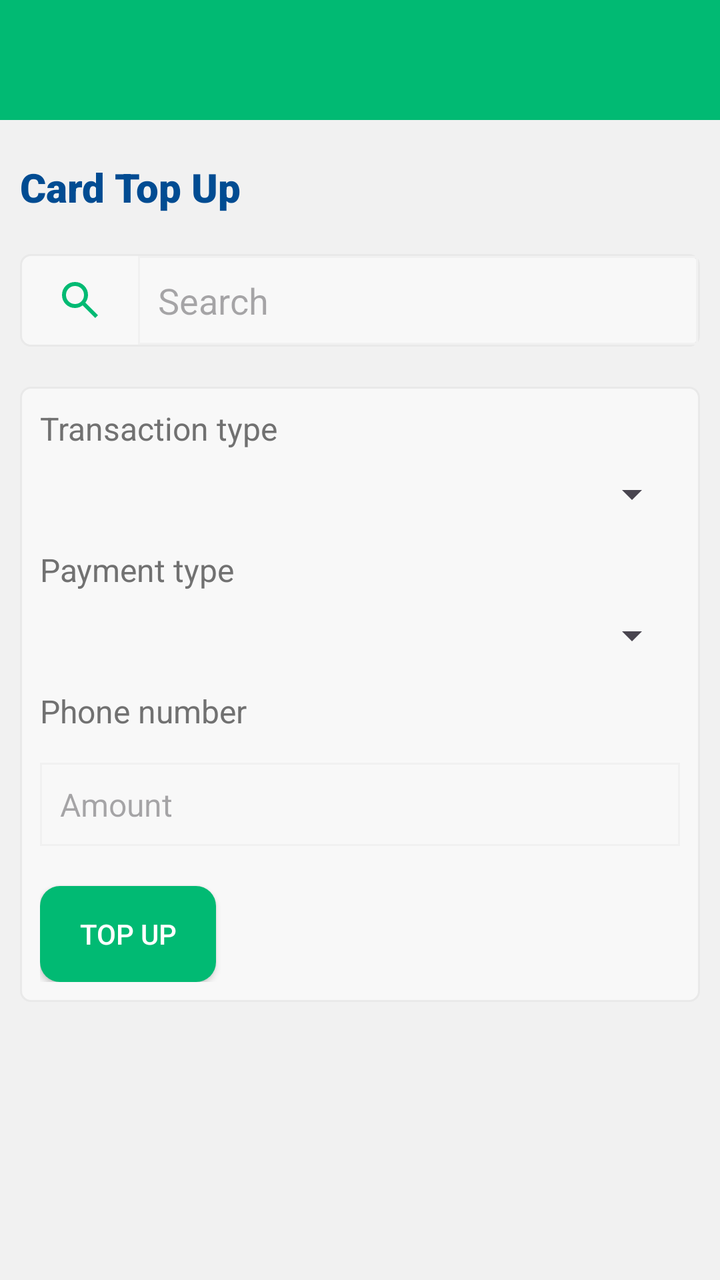
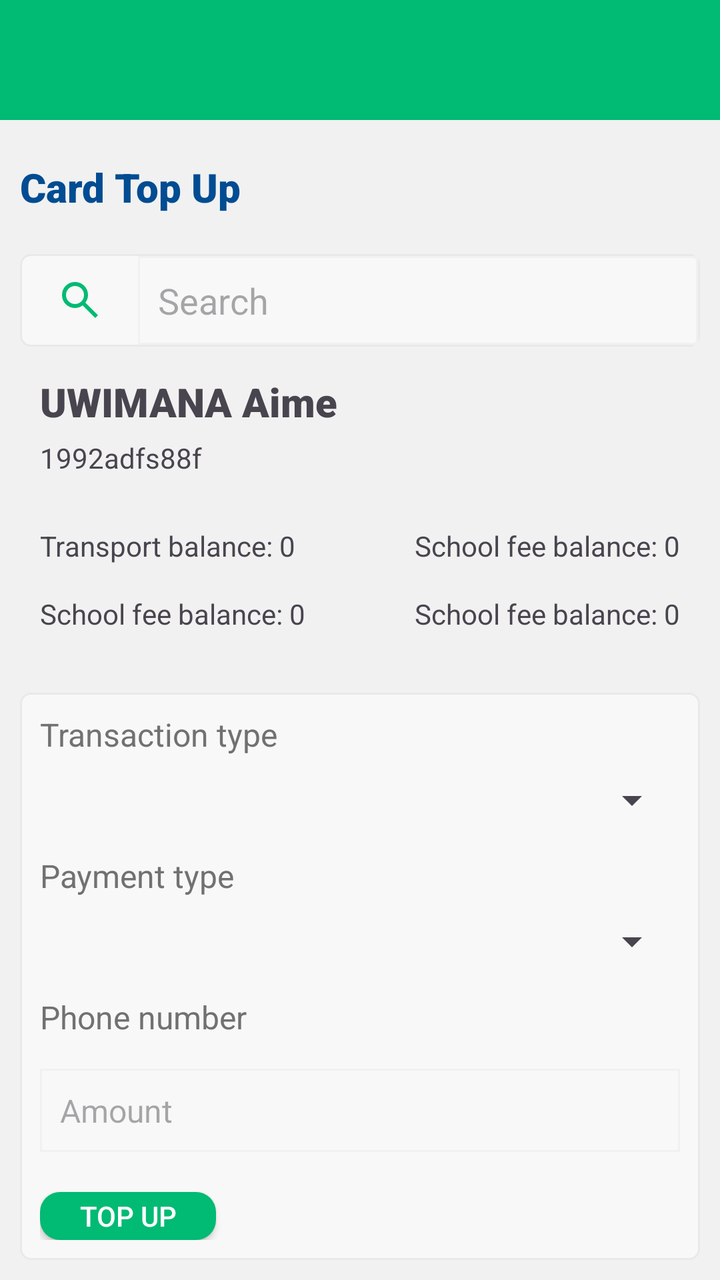

An Android layout rendered at two revisions. The XML below is the earlier revision; the diff shows what the commit changed to produce the second picture.
<!-- AndroidManifest.xml: application theme Theme.InspectorAppUpdate -->
<!-- res/layout/fragment_card_top_up.xml -->
<?xml version="1.0" encoding="utf-8"?>
<RelativeLayout xmlns:android="http://schemas.android.com/apk/res/android"
    xmlns:tools="http://schemas.android.com/tools"
    android:layout_width="match_parent"
    android:layout_height="match_parent"
    tools:context=".ui.fragment.student.CardTopUpFragment"
    android:background="@color/main_background_color">

    
    <RelativeLayout
        android:id="@+id/rl_header_title"
        android:layout_width="match_parent"
        android:layout_height="60dp"
        android:background="@color/main_green_color"
        android:layout_alignParentTop="true"
        android:padding="@dimen/ten">

        <LinearLayout
            android:id="@+id/ll_from_transaction"
            android:layout_width="wrap_content"
            android:layout_height="wrap_content"
            android:orientation="horizontal"
            android:layout_centerVertical="true"
            android:gravity="center_vertical">

            <TextView
                android:id="@+id/tv_card_topup_header"
                android:layout_width="wrap_content"
                android:layout_height="wrap_content"
                android:textColor="@color/white"
                android:fontFamily="sans-serif-medium"
                android:textSize="@dimen/fifteen"
                android:gravity="center_vertical"/>
        </LinearLayout>
    </RelativeLayout>

    <RelativeLayout
        android:layout_width="match_parent"
        android:layout_height="wrap_content"
        android:layout_below="@id/rl_header_title"
        android:padding="10dp"
        android:layout_marginTop="10dp">

        <TextView
            android:id="@+id/tv_main_title"
            android:layout_width="wrap_content"
            android:layout_height="wrap_content"
            android:text="Card Top Up"
            android:fontFamily="sans-serif-black"
            android:textSize="20sp"
            android:textColor="#014C92"
            android:layout_marginBottom="20sp"/>

        <RelativeLayout
            android:id="@+id/rl_search_student"
            android:layout_width="match_parent"
            android:layout_height="wrap_content"
            android:layout_below="@id/tv_main_title">

            <LinearLayout
                android:layout_width="match_parent"
                android:layout_height="wrap_content"
                android:orientation="horizontal"
                android:background="@drawable/custom_card"
                android:weightSum="7"
                android:padding="1sp">

                <ImageView
                    android:id="@+id/imv_search"
                    android:layout_width="wrap_content"
                    android:layout_height="wrap_content"
                    android:src="@drawable/outline_search_24"
                    android:layout_gravity="center_vertical"
                    android:layout_weight="1"/>

                <EditText
                    android:id="@+id/et_search_student"
                    android:layout_width="wrap_content"
                    android:layout_height="wrap_content"
                    android:hint="@string/search"
                    android:layout_weight="6"
                    android:background="@drawable/search_edittext_style"/>

            </LinearLayout>

        </RelativeLayout>

        <RelativeLayout
            android:id="@+id/rl_student_details"
            android:layout_width="match_parent"
            android:layout_height="wrap_content"
            android:layout_marginTop="4sp"
            android:layout_below="@id/rl_search_student"
            android:padding="10dp"
            android:background="@color/main_background_color"
            android:visibility="gone">

            <TextView
                android:id="@+id/tv_student_name"
                android:layout_width="wrap_content"
                android:layout_height="wrap_content"
                android:layout_alignParentTop="true"
                android:textSize="30sp"
                android:fontFamily="sans-serif-black"/>

            <TextView
                android:id="@+id/tv_student_reg_number"
                android:layout_width="wrap_content"
                android:layout_height="wrap_content"
                android:layout_below="@id/tv_student_name"
                android:layout_marginTop="5sp" />

        </RelativeLayout>

        <RelativeLayout
            android:layout_width="match_parent"
            android:layout_height="wrap_content"
            android:padding="10sp"
            android:layout_below="@+id/rl_student_details"
            android:background="@drawable/custom_card"
            android:layout_marginTop="20sp">

            <TextView
                android:id="@+id/tv_transaction_type_title"
                android:layout_width="wrap_content"
                android:layout_height="wrap_content"
                android:text="@string/transaction_type"
                android:layout_alignParentTop="true"
                android:textColor="#717171"
                android:textSize="16sp"/>
            <Spinner
                android:id="@+id/spn_transaction_type"
                android:layout_width="match_parent"
                android:layout_height="wrap_content"
                android:layout_below="@id/tv_transaction_type_title"
                android:layout_marginTop="10sp"/>

            <TextView
                android:id="@+id/tv_payment_type_title"
                android:layout_width="wrap_content"
                android:layout_height="wrap_content"
                android:text="@string/payment_type"
                android:layout_below="@id/spn_transaction_type"
                android:textColor="#717171"
                android:textSize="16sp"
                android:layout_marginTop="15sp"/>
            <Spinner
                android:id="@+id/spn_payment_type"
                android:layout_width="match_parent"
                android:layout_height="wrap_content"
                android:layout_below="@id/tv_payment_type_title"
                android:layout_marginTop="10sp"/>

            <TextView
                android:id="@+id/tv_phone_number"
                android:layout_width="wrap_content"
                android:layout_height="wrap_content"
                android:text="@string/phone_number"
                android:layout_below="@id/spn_payment_type"
                android:textColor="#717171"
                android:textSize="16sp"
                android:layout_marginTop="15sp"/>

            <EditText
                android:id="@+id/tv_amount"
                android:layout_width="match_parent"
                android:layout_height="wrap_content"
                android:hint="@string/amount"
                android:layout_below="@id/tv_phone_number"
                android:textColor="#717171"
                android:textSize="16sp"
                android:layout_marginTop="15sp"
                android:background="@drawable/search_edittext_style"/>

            <androidx.appcompat.widget.AppCompatButton
                android:layout_width="wrap_content"
                android:layout_height="wrap_content"
                android:text="@string/topup"
                android:layout_below="@id/tv_amount"
                android:textColor="@color/white"
                android:layout_marginTop="20sp"
                android:background="@drawable/search_transaction_button_background"/>

        </RelativeLayout>

    </RelativeLayout>

</RelativeLayout>
<!-- resources referenced by this layout -->
<resources>
  <color name="main_background_color">#f1f1f1</color>
  <color name="main_green_color">#01ba73</color>
  <color name="white">#FFFFFFFF</color>
  <dimen name="fifteen">15sp</dimen>
  <dimen name="ten">10dp</dimen>
  <!-- drawable custom_card (drawable) -->
  <?xml version="1.0" encoding="utf-8"?>
  <shape xmlns:android="http://schemas.android.com/apk/res/android">
      <stroke
          android:color="#E9E9E9"
          android:width="1sp"/>
      <solid
          android:color="#F8F8F8"/>
      <corners
          android:radius="5sp"/>
  </shape>
  <!-- drawable outline_search_24 (drawable) -->
  <vector xmlns:android="http://schemas.android.com/apk/res/android" android:height="24dp" android:tint="#01BA73" android:viewportHeight="960" android:viewportWidth="960" android:width="24dp">
        
      <path android:fillColor="@android:color/white" android:pathData="M784,840L532,588Q502,612 463,626Q424,640 380,640Q271,640 195.5,564.5Q120,489 120,380Q120,271 195.5,195.5Q271,120 380,120Q489,120 564.5,195.5Q640,271 640,380Q640,424 626,463Q612,502 588,532L840,784L784,840ZM380,560Q455,560 507.5,507.5Q560,455 560,380Q560,305 507.5,252.5Q455,200 380,200Q305,200 252.5,252.5Q200,305 200,380Q200,455 252.5,507.5Q305,560 380,560Z"/>
      
  </vector>
  <!-- drawable search_edittext_style (drawable) -->
  <?xml version="1.0" encoding="utf-8"?>
  <shape xmlns:android="http://schemas.android.com/apk/res/android">
      <stroke
          android:color="@color/main_background_color"
          android:width="1sp" />
      <padding
          android:bottom="10sp"
          android:left="10sp"
          android:right="10sp"
          android:top="10sp"/>
  </shape>
  <!-- drawable search_transaction_button_background (drawable) -->
  <?xml version="1.0" encoding="utf-8"?>
  <shape xmlns:android="http://schemas.android.com/apk/res/android">
      <corners
          android:radius="@dimen/ten"/>
      <solid
          android:color="@color/main_green_color"/>
  </shape>
  <string name="amount">Amount</string>
  <string name="payment_type">Payment type</string>
  <string name="phone_number">Phone number</string>
  <string name="search">Search</string>
  <string name="topup">Top Up</string>
  <string name="transaction_type">Transaction type</string>
  <style name="Theme.InspectorAppUpdate" parent="android:Theme.Material.Light.NoActionBar" />
</resources>

<!-- the commit's change to res/layout/fragment_card_top_up.xml (unified diff, before → after) -->
@@ -93,22 +93,67 @@
             android:layout_below="@id/rl_search_student"
             android:padding="10dp"
             android:background="@color/main_background_color"
-            android:visibility="gone">
+            android:visibility="visible">
 
             <TextView
                 android:id="@+id/tv_student_name"
                 android:layout_width="wrap_content"
                 android:layout_height="wrap_content"
                 android:layout_alignParentTop="true"
-                android:textSize="30sp"
+                android:textSize="20sp"
+                android:text="UWIMANA Aime"
                 android:fontFamily="sans-serif-black"/>
 
             <TextView
-                android:id="@+id/tv_student_reg_number"
+                android:id="@+id/tv_card_number"
                 android:layout_width="wrap_content"
                 android:layout_height="wrap_content"
                 android:layout_below="@id/tv_student_name"
+                android:text="1992adfs88f"
                 android:layout_marginTop="5sp" />
+
+            <RelativeLayout
+                android:layout_width="match_parent"
+                android:layout_height="wrap_content"
+                android:layout_below="@id/tv_card_number"
+                android:layout_marginTop="20sp">
+                <TextView
+                    android:layout_alignParentTop="true"
+                    android:id="@+id/tv_transport_balance"
+                    android:layout_width="wrap_content"
+                    android:layout_height="wrap_content"
+                    android:text="Transport balance: 0"
+                    android:layout_marginTop="5sp"
+                    android:layout_marginBottom="10sp"/>
+
+                <TextView
+                    android:layout_below="@id/tv_transport_balance"
+                    android:id="@+id/tv_schoolfees_balance"
+                    android:layout_width="wrap_content"
+                    android:layout_height="wrap_content"
+                    android:text="School fee balance: 0"
+                    android:layout_marginTop="5sp" />
+
+                <TextView
+                    android:layout_alignParentEnd="true"
+                    android:id="@+id/tv_support_balance"
+                    android:layout_width="wrap_content"
+                    android:layout_height="wrap_content"
+                    android:text="School fee balance: 0"
+                    android:layout_marginTop="5sp"
+                    android:layout_marginBottom="10sp"/>
+
+                <TextView
+                    android:layout_below="@id/tv_support_balance"
+                    android:layout_alignParentEnd="true"
+                    android:id="@+id/tv_insurance_balance"
+                    android:layout_width="wrap_content"
+                    android:layout_height="wrap_content"
+                    android:text="School fee balance: 0"
+                    android:layout_marginTop="5sp" />
+            </RelativeLayout>
+
+
 
         </RelativeLayout>
 
